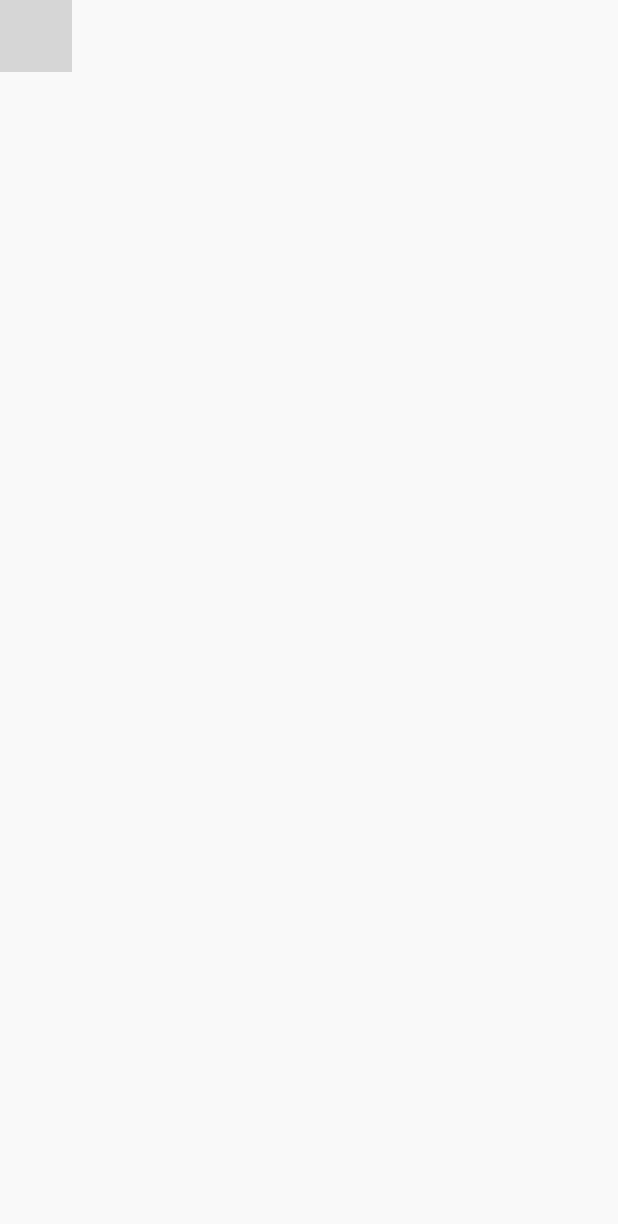
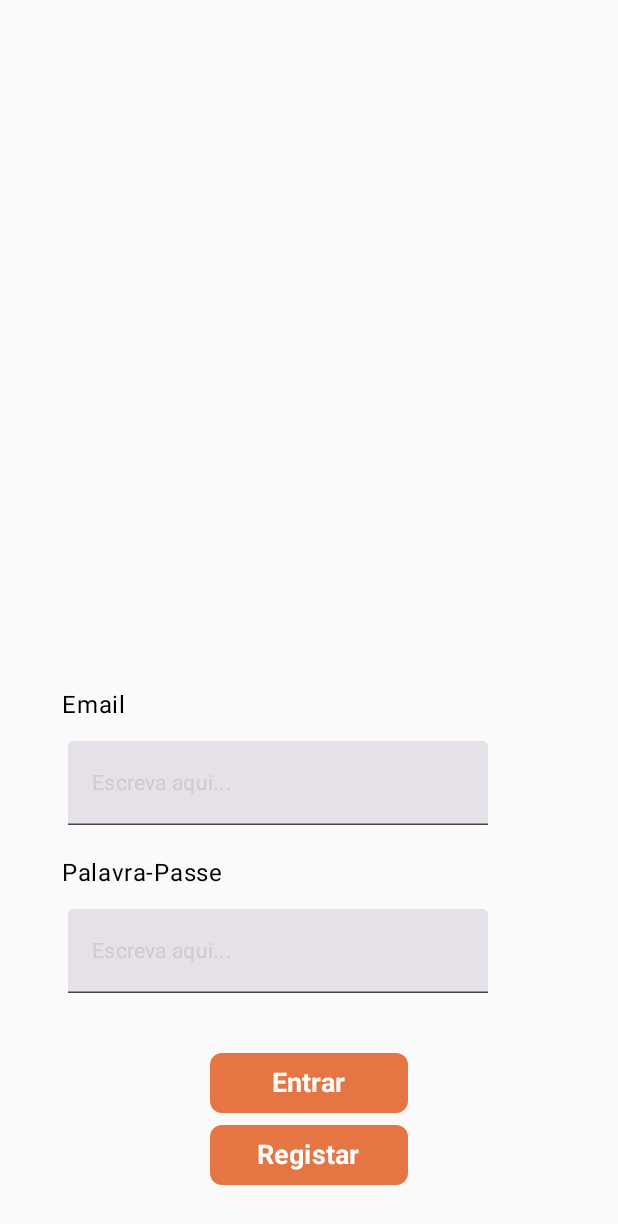
Before and after one commit to H4rumy/PDM-25988, an Android app built with Jetpack Compose: the screen it shows after launch (MainActivity), on a phone screen of 412 x 824 dp. Shown: the top 1224 px of the screen. Run offline under Robolectric (Android 15) with nearby library versions, the phone set to English and light mode, and no system bars; our stand-ins replace Firebase (no records; nobody signed in at launch, a user with empty details on screens opened directly); grey boxes are pictures that could not be loaded.

Commit message:
login done

```diff
--- /dev/null
+++ b/loja/app/src/main/java/com/example/loja/Componentes/Button.kt
@@ -0,0 +1,32 @@
+package com.example.loja.Componentes
+
+import androidx.compose.foundation.shape.RoundedCornerShape
+import androidx.compose.material3.Button
+import androidx.compose.material3.ButtonDefaults
+import androidx.compose.material3.Text
+import androidx.compose.runtime.Composable
+import androidx.compose.ui.Alignment
+import androidx.compose.ui.Modifier
+import androidx.compose.ui.graphics.Color
+import androidx.compose.ui.text.font.FontWeight
+import androidx.compose.ui.unit.dp
+import androidx.compose.ui.unit.sp
+
+@Composable
+fun CustomButton(label: String, color: Color, onClick: () -> Unit, modifier: Modifier = Modifier) {
+    Button(
+        onClick = onClick,
+        modifier = modifier,
+        shape = RoundedCornerShape(8.dp),
+        colors = ButtonDefaults.buttonColors(containerColor = color),
+
+        ) {
+        Text(
+            text = label,
+            fontSize = 18.sp,
+            color = Color.White,
+            fontWeight = FontWeight.Bold,
+            modifier = Modifier.align(Alignment.CenterVertically)
+        )
+    }
+}
--- /dev/null
+++ b/loja/app/src/main/java/com/example/loja/Componentes/Color.kt
@@ -0,0 +1,9 @@
+package com.example.loja.Componentes
+
+import androidx.compose.ui.graphics.Color
+
+val Orange = Color(0xFFE57542)
+val DarkBlue = Color(0xFF033257)
+val LightBlue = Color(0xFF00AFFF)
+val GrayTone1 = Color(0xFFE9E7E7)
+val GrayTone2 = Color(0xFFF5F5F5)
--- /dev/null
+++ b/loja/app/src/main/java/com/example/loja/Componentes/textField.kt
@@ -0,0 +1,37 @@
+package com.example.loja.Componentes
+
+import androidx.compose.foundation.background
+import androidx.compose.foundation.layout.padding
+import androidx.compose.material3.MaterialTheme
+import androidx.compose.material3.Text
+import androidx.compose.material3.TextField
+import androidx.compose.runtime.Composable
+import androidx.compose.ui.Modifier
+import androidx.compose.ui.graphics.Color
+import androidx.compose.ui.unit.dp
+
+@Composable
+fun CustomTextField(
+    placeholder: String,
+    value: String,
+    onValueChange: (String) -> Unit
+) {
+    TextField(
+        value = value,
+        onValueChange = onValueChange,
+        placeholder = {
+            Text(
+                text = placeholder,
+                color = Color.LightGray,
+                style = MaterialTheme.typography.bodyMedium
+            )
+        },
+        modifier = Modifier
+            .background(
+                color = Color.White.copy(alpha = 0.05f),
+                shape = MaterialTheme.shapes.small
+            )
+            .padding(4.dp),
+        singleLine = true
+    )
+}
--- a/loja/app/src/main/java/com/example/loja/MainActivity.kt
+++ b/loja/app/src/main/java/com/example/loja/MainActivity.kt
@@ -1,42 +1,37 @@
 package com.example.loja
 
+import android.os.Build
 import android.os.Bundle
 import androidx.activity.ComponentActivity
 import androidx.activity.compose.setContent
+import androidx.activity.enableEdgeToEdge
+import androidx.annotation.RequiresApi
 import androidx.compose.runtime.Composable
+import androidx.compose.runtime.mutableStateOf
+import androidx.compose.runtime.remember
 import androidx.navigation.NavController
 import androidx.navigation.compose.NavHost
 import androidx.navigation.compose.rememberNavController
 import androidx.navigation.compose.composable
+import com.example.loja.Navigation.AppNavigation
+import com.example.loja.Navigation.Routes
 import com.example.loja.repository.AuthRepository
 import com.example.loja.viewmodel.RegistoViewModel
-import com.example.loja.view.RegisterScreen
 import com.example.loja.view.LoginScreen
+import com.google.firebase.auth.FirebaseAuth
 
 class MainActivity : ComponentActivity() {
+    @RequiresApi(Build.VERSION_CODES.O)
     override fun onCreate(savedInstanceState: Bundle?) {
+
         super.onCreate(savedInstanceState)
+        enableEdgeToEdge()
 
-        // Criação do AuthRepository
-        val authRepository = AuthRepository()
-
-        // ViewModel
-        val registoViewModel = RegistoViewModel(authRepository)
+        val auth = FirebaseAuth.getInstance()
 
         setContent {
-            // Criar o NavController
-            val navController = rememberNavController()
-
-            // Definir o NavHost para gerenciar a navegação entre as telas
-            NavHost(navController = navController, startDestination = "register_screen") {
-                // Definir as rotas (telas) de navegação
-                composable("register_screen") {
-                    RegisterScreen(registoViewModel = registoViewModel, navController = navController)
-                }
-                composable("login_screen") {
-                    LoginScreen(navController = navController)
-                }
-            }
+            val isLoggedIn = remember { mutableStateOf(auth.currentUser != null ) }
+            AppNavigation(startDestination = if (isLoggedIn.value) Routes.LOGIN else Routes.LOGIN)
         }
     }
 }
--- /dev/null
+++ b/loja/app/src/main/java/com/example/loja/Navigation/AppNavigation.kt
@@ -0,0 +1,36 @@
+package com.example.loja.Navigation
+
+import RegistoScreen
+import android.os.Build
+import androidx.annotation.RequiresApi
+import androidx.compose.runtime.Composable
+import androidx.navigation.NavHostController
+import androidx.navigation.compose.NavHost
+import androidx.navigation.compose.composable
+import androidx.navigation.compose.rememberNavController
+import com.example.loja.view.CarrinhoScreen
+import com.example.loja.view.LoginScreen
+import com.example.loja.view.ProdutosScreen
+
+@RequiresApi(Build.VERSION_CODES.O)
+@Composable
+fun AppNavigation(
+    navController: NavHostController = rememberNavController(),
+    startDestination: String) {
+
+    NavHost(navController = navController, startDestination = startDestination) {
+        composable(Routes.LOGIN) {
+            LoginScreen(navController = navController)
+        }
+        composable(Routes.REGISTO)  {
+            RegistoScreen(navController = navController)
+        }
+        composable(Routes.PRODUTOS)  {
+            ProdutosScreen(navController = navController)
+        }
+        composable(Routes.CARRINHO)  {
+            CarrinhoScreen(navController = navController)
+        }
+
+    }
+}
--- a/loja/app/src/main/java/com/example/loja/classes/user.kt
+++ b/loja/app/src/main/java/com/example/loja/classes/user.kt
@@ -4,6 +4,6 @@ class User(
     val uid: Int,
     val nome: String,
     val email: String,
-    val senha: String,
+    val password: String,
     val carrinho: Carrinho = Carrinho()
 )
--- a/loja/app/src/main/java/com/example/loja/view/login.kt
+++ b/loja/app/src/main/java/com/example/loja/view/login.kt
@@ -1,88 +1,127 @@
 package com.example.loja.view
 
-import android.widget.Toast
-import androidx.compose.foundation.clickable
 import androidx.compose.foundation.layout.*
-import androidx.compose.foundation.text.ClickableText
-import androidx.compose.material3.Button
+import androidx.compose.material3.MaterialTheme
 import androidx.compose.material3.Text
-import androidx.compose.material3.TextField
 import androidx.compose.runtime.*
 import androidx.compose.ui.Alignment
 import androidx.compose.ui.Modifier
 import androidx.compose.ui.graphics.Color
-import androidx.compose.ui.platform.LocalContext
-import androidx.compose.ui.text.TextStyle
-import androidx.compose.ui.text.buildAnnotatedString
-import androidx.compose.ui.text.withStyle
+import androidx.compose.ui.text.font.FontWeight
+import androidx.compose.ui.text.style.TextDecoration
 import androidx.compose.ui.unit.dp
-import androidx.navigation.NavHostController
+import androidx.lifecycle.viewModelScope
+import androidx.lifecycle.viewmodel.compose.viewModel
+import androidx.navigation.NavController
+import com.example.loja.Componentes.CustomButton
+import com.example.loja.Componentes.CustomTextField
+import com.example.loja.Navigation.Routes.PRODUTOS
+import com.example.loja.Componentes.Orange
 import com.example.loja.viewmodel.LoginViewModel
+import kotlinx.coroutines.launch
 
 
 @Composable
-fun LoginScreen(loginViewModel: LoginViewModel, navController: NavHostController) {
-    var email by remember { mutableStateOf("") }
-    var senha by remember { mutableStateOf("") }
-    val loginState by loginViewModel.loginState.collectAsState()
+fun LoginScreen(navController: NavController) {
 
-    val context = LocalContext.current
+    val loginViewModel: LoginViewModel = viewModel()
 
-    Column(
-        modifier = Modifier
-            .fillMaxSize()
-            .padding(16.dp),
-        horizontalAlignment = Alignment.CenterHorizontally
+    val email by loginViewModel.email.collectAsState()
+    val password by loginViewModel.password.collectAsState()
+    val errorMessage by loginViewModel.errorMessage.collectAsState()
+    val isLoading by loginViewModel.isLoading.collectAsState()
+    val isLoginSuccessful by loginViewModel.isLoginSuccessful.collectAsState()
+
+    LaunchedEffect(isLoginSuccessful) {
+        if (isLoginSuccessful) {
+            navController.navigate(PRODUTOS) {
+                popUpTo("login") { inclusive = true }
+            }
+        }
+    }
+
+    Box(
+        modifier = Modifier.fillMaxSize()
     ) {
-        // Campos de entrada (email, senha, etc.)
-        TextField(
-            value = email,
-            onValueChange = { email = it },
-            label = { Text("Email") },
-            modifier = Modifier.fillMaxWidth()
-        )
 
-        Spacer(modifier = Modifier.height(16.dp))
+        Column(
+            modifier = Modifier
+                .align(Alignment.BottomCenter)
+                .padding(bottom = 30.dp),
+            horizontalAlignment = Alignment.CenterHorizontally
+        ) {
 
-        TextField(
-            value = senha,
-            onValueChange = { senha = it },
-            label = { Text("Senha") },
-            modifier = Modifier.fillMaxWidth()
-        )
+            Column(
+                modifier = Modifier
+                    .fillMaxWidth(0.8f)
+                    .padding(bottom = 16.dp)
+            ) {
+                Text(
+                    text = "Email",
+                    color = Color.Black,
+                    style = MaterialTheme.typography.bodyLarge,
+                    modifier = Modifier.padding(bottom = 8.dp)
+                )
+                CustomTextField(
+                    placeholder = "Escreva aqui...",
+                    value = email,
+                    onValueChange = { loginViewModel.onEmailChange(it) }
+                )
+            }
 
-        Spacer(modifier = Modifier.height(16.dp))
+            Column(
+                modifier = Modifier
+                    .fillMaxWidth(0.8f)
+                    .padding(bottom = 32.dp)
+            ) {
+                Text(
+                    text = "Palavra-Passe",
+                    color = Color.Black,
+                    style = MaterialTheme.typography.bodyLarge,
+                    modifier = Modifier.padding(bottom = 8.dp)
+                )
+                CustomTextField(
+                    placeholder = "Escreva aqui...",
+                    value = password,
+                    onValueChange = { loginViewModel.onPasswordChange(it) }
+                )
 
-        // Botão de login
-        Button(onClick = {
-            if (email.isNotEmpty() && senha.isNotEmpty()) {
-                loginViewModel.login(email, senha)
-            } else {
-                Toast.makeText(context, "Preencha todos os campos corretamente", Toast.LENGTH_SHORT).show()
             }
-        }) {
-            Text("Entrar")
+
+            // Mensagem de erro, se houver
+            if (errorMessage.isNotEmpty()) {
+                Text(
+                    text = errorMessage,
+                    color = Color.Red,
+                    style = MaterialTheme.typography.bodyMedium,
+                    modifier = Modifier.padding(bottom = 16.dp)
+                )
+            }
+
+            // Botão de login
+            CustomButton(
+                label = if (isLoading) "..." else "Entrar",
+                color = Orange,
+                onClick = {
+                    if (!isLoading) {
+                        // Lança a corrotina para chamar a função suspensa
+                        loginViewModel.viewModelScope.launch {
+                            loginViewModel.signIn(email, password)
+                        }
+                    }
+                },
+                modifier = Modifier.fillMaxWidth(0.32f)
+            )
+            // Botão de registo
+            CustomButton(
+                label = if (isLoading) "..." else "Registar",
+                color = Orange,
+                onClick = {
+                    navController.navigate("registo") // Navega para a página de registo
+                },
+                modifier = Modifier.fillMaxWidth(0.32f)
+            )
+
         }
-
-        // Exibe mensagem de erro ou sucesso após o login
-        if (loginState != null) {
-            Text("Bem-vindo, ${loginState?.email}")
-        } else {
-            Text("Erro no login.")
-        }
-
-        // Texto para navegar para a tela de registro
-        Spacer(modifier = Modifier.height(16.dp))
-        ClickableText(
-            text = buildAnnotatedString {
-                append("Não tem uma conta? ")
-                // Estilo do texto "Registrar"
-                append("Registrar", TextStyle(color = Color.Blue).toString())
-            },
-            onClick = {
-                // Navega para a tela de registro
-                navController.navigate("register_screen")
-            }
-        )
     }
 }
--- /dev/null
+++ b/loja/app/src/main/java/com/example/loja/viewmodel/LoginViewModel.kt
@@ -0,0 +1,74 @@
+package com.example.loja.viewmodel
+
+import androidx.lifecycle.ViewModel
+import com.google.firebase.auth.FirebaseAuth
+import com.google.firebase.auth.FirebaseUser
+import kotlinx.coroutines.flow.MutableStateFlow
+import kotlinx.coroutines.flow.StateFlow
+import kotlinx.coroutines.tasks.await
+
+class LoginViewModel : ViewModel() {
+
+    private val auth: FirebaseAuth = FirebaseAuth.getInstance()
+
+    // Estados para email, senha, erro e carregamento
+    private val _email = MutableStateFlow("")
+    val email: StateFlow<String> = _email
+
+    private val _password = MutableStateFlow("")
+    val password: StateFlow<String> = _password
+
+    private val _errorMessage = MutableStateFlow("")
+    val errorMessage: StateFlow<String> = _errorMessage
+
+    private val _isLoading = MutableStateFlow(false)
+    val isLoading: StateFlow<Boolean> = _isLoading
+
+    private val _isLoginSuccessful = MutableStateFlow(false)
+    val isLoginSuccessful: StateFlow<Boolean> = _isLoginSuccessful
+
+    // Guarda o usuário autenticado
+    private val _currentUser = MutableStateFlow<FirebaseUser?>(null)
+    val currentUser: StateFlow<FirebaseUser?> = _currentUser
+
+    fun onEmailChange(newEmail: String) {
+        _email.value = newEmail
+    }
+
+    fun onPasswordChange(newPassword: String) {
+        _password.value = newPassword
+    }
+
+    fun setErrorMessage(message: String) {
+        _errorMessage.value = message
+    }
+
+    fun clearError() {
+        _errorMessage.value = ""
+    }
+
+    // Método para autenticação
+    suspend fun signIn(email: String, password: String) {
+        _isLoading.value = true
+        try {
+            val result = auth.signInWithEmailAndPassword(email, password).await()
+            _currentUser.value = result.user  // Guarda o utilizador autenticado
+            _isLoginSuccessful.value = true
+        } catch (e: Exception) {
+            _errorMessage.value = e.message ?: "Erro ao fazer login."
+            _isLoginSuccessful.value = false
+        } finally {
+            _isLoading.value = false
+        }
+    }
+
+
+    fun checkUserSession() {
+        _currentUser.value = auth.currentUser
+    }
+
+    fun signOut() {
+        auth.signOut()
+        _currentUser.value = null
+    }
+}
```
Also changed, not shown: loja/app/src/main/java/com/example/loja/Componentes/text.kt (added, +29 -0 lines), loja/app/src/main/java/com/example/loja/Navigation/routes.kt (added, +10 -0 lines), loja/app/src/main/java/com/example/loja/navigation.kt (deleted, +0 -26 lines), loja/app/src/main/java/com/example/loja/view/carrinho.kt (+7 -0 lines), loja/app/src/main/java/com/example/loja/view/produtos.kt (+7 -0 lines), loja/app/src/main/java/com/example/loja/view/registo.kt (+84 -27 lines), loja/app/src/main/java/com/example/loja/viewmodel/loginViewModel.kt (deleted, +0 -23 lines), loja/app/src/main/java/com/example/loja/viewmodel/CarrinhoViewModel.kt (renamed from loja/app/src/main/java/com/example/loja/viewmodel/carrinhoViewModel.kt), loja/app/src/main/java/com/example/loja/viewmodel/ProdutosViewModel.kt (renamed from loja/app/src/main/java/com/example/loja/viewmodel/produtosViewModel.kt), loja/app/src/main/java/com/example/loja/viewmodel/RegistoViewModel.kt (renamed from loja/app/src/main/java/com/example/loja/viewmodel/registoViewModel.kt).
